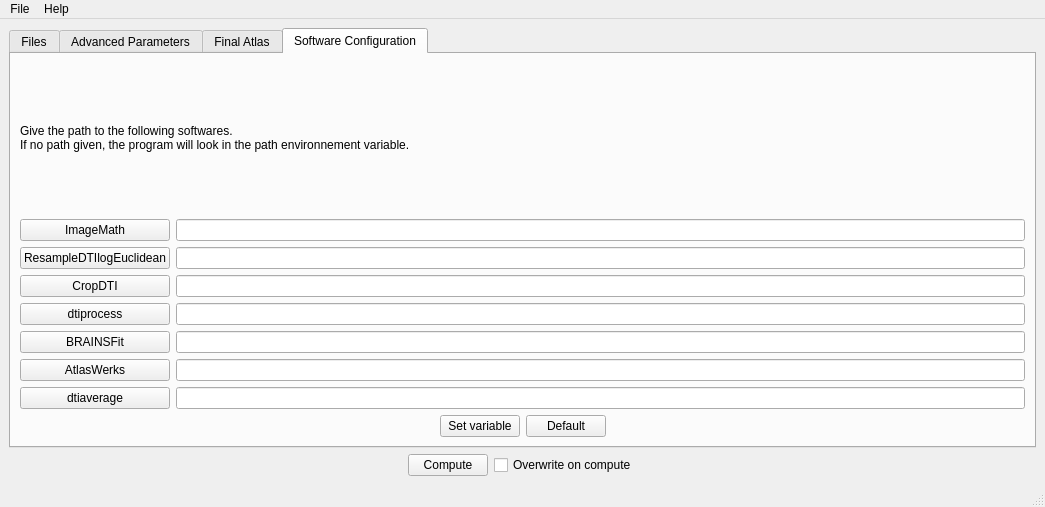
This is GUIwindow.ui in adrienkaiser/DTIAtlasBuilder as Qt 5 draws it before an edit. The edited form follows.
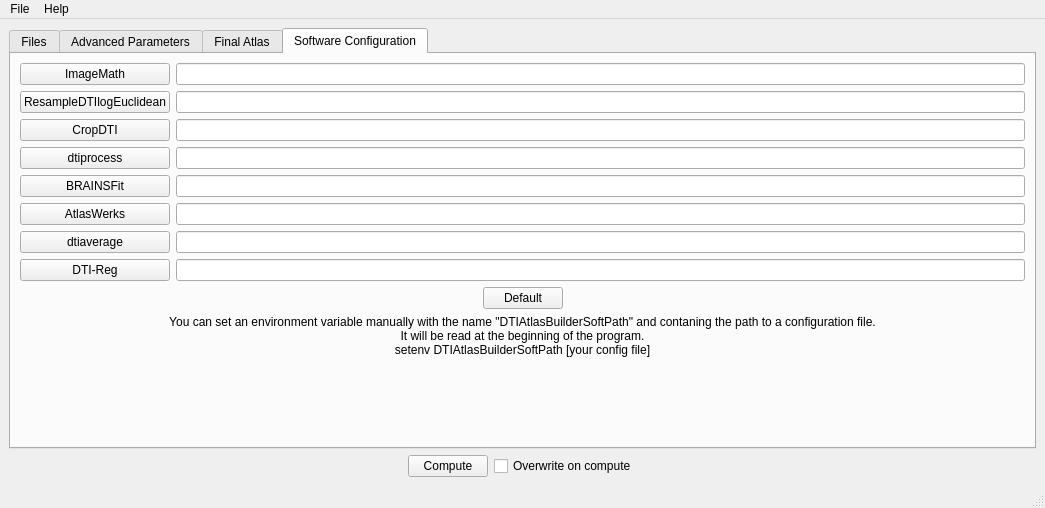
This is the edited form. The open tabs and pages were chosen to show the change.

What changed in the file:
```diff
--- a/GUIwindow.ui
+++ b/GUIwindow.ui
@@ -7,7 +7,7 @@
     <x>0</x>
     <y>0</y>
     <width>1045</width>
-    <height>507</height>
+    <height>508</height>
    </rect>
   </property>
   <property name="windowTitle">
@@ -969,14 +969,6 @@
         <string>Software Configuration</string>
        </attribute>
        <layout class="QVBoxLayout" name="verticalLayout_11">
-        <item>
-         <widget class="QLabel" name="label_17">
-          <property name="text">
-           <string>Give the path to the following softwares.
-If no path given, the program will look in the path environnement variable.</string>
-          </property>
-         </widget>
-        </item>
         <item>
          <layout class="QHBoxLayout" name="horizontalLayout_7">
           <item>
@@ -1030,6 +1022,13 @@
               </property>
              </widget>
             </item>
+            <item>
+             <widget class="QPushButton" name="DTIRegButton">
+              <property name="text">
+               <string>DTI-Reg</string>
+              </property>
+             </widget>
+            </item>
            </layout>
           </item>
           <item>
@@ -1055,6 +1054,9 @@
             <item>
              <widget class="QLineEdit" name="dtiavgPath"/>
             </item>
+            <item>
+             <widget class="QLineEdit" name="DTIRegPath"/>
+            </item>
            </layout>
           </item>
          </layout>
@@ -1074,16 +1076,6 @@
             </property>
            </spacer>
           </item>
-          <item>
-           <widget class="QPushButton" name="setenvButton">
-            <property name="toolTip">
-             <string>Set the environment variable with this configuration</string>
-            </property>
-            <property name="text">
-             <string>Set variable</string>
-            </property>
-           </widget>
-          </item>
           <item>
            <widget class="QPushButton" name="DefaultButton">
             <property name="toolTip">
@@ -1109,6 +1101,31 @@
           </item>
          </layout>
         </item>
+        <item>
+         <widget class="QLabel" name="label_17">
+          <property name="text">
+           <string>You can set an environment variable manually with the name &quot;DTIAtlasBuilderSoftPath&quot; and contaning the path to a configuration file.
+It will be read at the beginning of the program.
+setenv DTIAtlasBuilderSoftPath [your config file]</string>
+          </property>
+          <property name="alignment">
+           <set>Qt::AlignCenter</set>
+          </property>
+         </widget>
+        </item>
+        <item>
+         <spacer name="verticalSpacer_4">
+          <property name="orientation">
+           <enum>Qt::Vertical</enum>
+          </property>
+          <property name="sizeHint" stdset="0">
+           <size>
+            <width>20</width>
+            <height>40</height>
+           </size>
+          </property>
+         </spacer>
+        </item>
        </layout>
       </widget>
      </widget>
```
